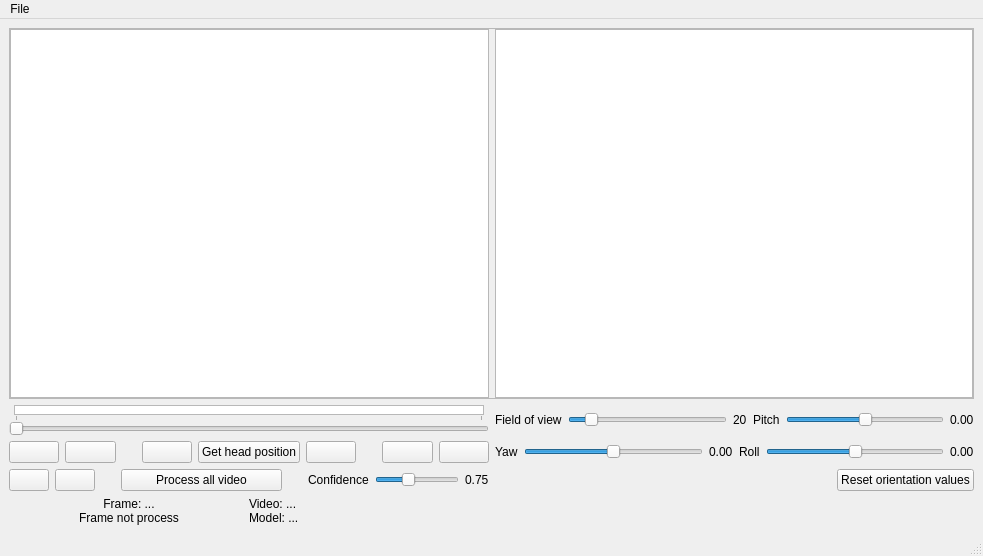
This is code/ui/main.ui in senecolas/IRC3D-head-compare as Qt 5 draws it before an edit. The edited form follows.
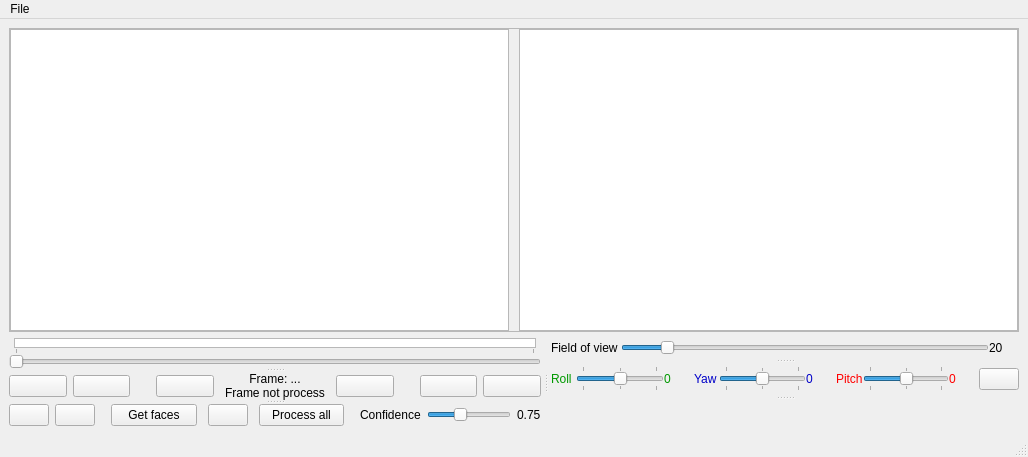
This is the edited form. Icons and pictures are not drawn.

Patch:
```diff
--- a/code/ui/main.ui
+++ b/code/ui/main.ui
@@ -6,14 +6,14 @@
    <rect>
     <x>0</x>
     <y>0</y>
-    <width>983</width>
-    <height>556</height>
+    <width>1028</width>
+    <height>457</height>
    </rect>
   </property>
   <property name="minimumSize">
    <size>
-    <width>800</width>
-    <height>350</height>
+    <width>1028</width>
+    <height>457</height>
    </size>
   </property>
   <property name="windowTitle">
@@ -21,147 +21,7 @@
   </property>
   <widget class="QWidget" name="MainWindows">
    <layout class="QGridLayout" name="gridLayout">
-    <item row="2" column="1">
-     <layout class="QHBoxLayout" name="horizontalLayout_3">
-      <item>
-       <widget class="QLabel" name="yawTitle">
-        <property name="text">
-         <string>Yaw</string>
-        </property>
-       </widget>
-      </item>
-      <item>
-       <widget class="QSlider" name="yawSlider">
-        <property name="minimum">
-         <number>-180</number>
-        </property>
-        <property name="maximum">
-         <number>180</number>
-        </property>
-        <property name="orientation">
-         <enum>Qt::Horizontal</enum>
-        </property>
-       </widget>
-      </item>
-      <item>
-       <widget class="QLabel" name="yawInfo">
-        <property name="sizePolicy">
-         <sizepolicy hsizetype="Fixed" vsizetype="Fixed">
-          <horstretch>0</horstretch>
-          <verstretch>0</verstretch>
-         </sizepolicy>
-        </property>
-        <property name="text">
-         <string>0.00</string>
-        </property>
-       </widget>
-      </item>
-      <item>
-       <widget class="QLabel" name="rollTitle">
-        <property name="text">
-         <string>Roll</string>
-        </property>
-       </widget>
-      </item>
-      <item>
-       <widget class="QSlider" name="rollSlider">
-        <property name="minimum">
-         <number>-180</number>
-        </property>
-        <property name="maximum">
-         <number>180</number>
-        </property>
-        <property name="orientation">
-         <enum>Qt::Horizontal</enum>
-        </property>
-       </widget>
-      </item>
-      <item>
-       <widget class="QLabel" name="rollInfo">
-        <property name="sizePolicy">
-         <sizepolicy hsizetype="Fixed" vsizetype="Fixed">
-          <horstretch>0</horstretch>
-          <verstretch>0</verstretch>
-         </sizepolicy>
-        </property>
-        <property name="text">
-         <string>0.00</string>
-        </property>
-       </widget>
-      </item>
-     </layout>
-    </item>
-    <item row="1" column="1">
-     <layout class="QHBoxLayout" name="topGLUtils">
-      <item>
-       <widget class="QLabel" name="fovyTitle">
-        <property name="text">
-         <string>Field of view</string>
-        </property>
-       </widget>
-      </item>
-      <item>
-       <widget class="QSlider" name="fovySlider">
-        <property name="minimum">
-         <number>0</number>
-        </property>
-        <property name="maximum">
-         <number>180</number>
-        </property>
-        <property name="value">
-         <number>20</number>
-        </property>
-        <property name="orientation">
-         <enum>Qt::Horizontal</enum>
-        </property>
-        <property name="tickInterval">
-         <number>1</number>
-        </property>
-       </widget>
-      </item>
-      <item>
-       <widget class="QLabel" name="fovyInfo">
-        <property name="text">
-         <string>20</string>
-        </property>
-       </widget>
-      </item>
-      <item>
-       <widget class="QLabel" name="pitchTitle">
-        <property name="text">
-         <string>Pitch</string>
-        </property>
-       </widget>
-      </item>
-      <item>
-       <widget class="QSlider" name="pitchSlider">
-        <property name="minimum">
-         <number>-180</number>
-        </property>
-        <property name="maximum">
-         <number>180</number>
-        </property>
-        <property name="orientation">
-         <enum>Qt::Horizontal</enum>
-        </property>
-       </widget>
-      </item>
-      <item>
-       <widget class="QLabel" name="pitchInfo">
-        <property name="sizePolicy">
-         <sizepolicy hsizetype="Fixed" vsizetype="Fixed">
-          <horstretch>0</horstretch>
-          <verstretch>0</verstretch>
-         </sizepolicy>
-        </property>
-        <property name="text">
-         <string>0.00</string>
-        </property>
-       </widget>
-      </item>
-     </layout>
-    </item>
-    <item row="0" column="0" colspan="2">
+    <item row="0" column="0">
      <layout class="QGridLayout" name="gridViewerLayout">
       <property name="sizeConstraint">
        <enum>QLayout::SetDefaultConstraint</enum>
@@ -181,6 +41,9 @@
          <number>0</number>
         </property>
         <layout class="QHBoxLayout" name="horizontalLayout">
+         <property name="spacing">
+          <number>10</number>
+         </property>
          <property name="leftMargin">
           <number>0</number>
          </property>
@@ -270,6 +133,30 @@
      </layout>
     </item>
     <item row="1" column="0">
+     <widget class="QSplitter" name="BOTTOM">
+      <property name="orientation">
+       <enum>Qt::Horizontal</enum>
+      </property>
+      <property name="opaqueResize">
+       <bool>false</bool>
+      </property>
+      <property name="handleWidth">
+       <number>10</number>
+      </property>
+      <property name="childrenCollapsible">
+       <bool>true</bool>
+      </property>
+      <widget class="QSplitter" name="LEFT">
+       <property name="sizePolicy">
+        <sizepolicy hsizetype="Expanding" vsizetype="Minimum">
+         <horstretch>50</horstretch>
+         <verstretch>100</verstretch>
+        </sizepolicy>
+       </property>
+       <property name="orientation">
+        <enum>Qt::Vertical</enum>
+       </property>
+       <widget class="QWidget" name="layoutWidget">
      <layout class="QVBoxLayout" name="verticalLayout_3">
       <property name="spacing">
        <number>0</number>
@@ -298,7 +185,7 @@
         <item>
          <widget class="QTableWidget" name="videoProcessTable">
           <property name="sizePolicy">
-           <sizepolicy hsizetype="Minimum" vsizetype="Minimum">
+              <sizepolicy hsizetype="Expanding" vsizetype="Minimum">
             <horstretch>0</horstretch>
             <verstretch>0</verstretch>
            </sizepolicy>
@@ -435,8 +322,8 @@
        </widget>
       </item>
      </layout>
-    </item>
-    <item row="2" column="0">
+       </widget>
+       <widget class="QWidget" name="layoutWidget">
      <layout class="QHBoxLayout" name="topButtons">
       <property name="spacing">
        <number>6</number>
@@ -503,17 +390,52 @@
        </widget>
       </item>
       <item>
-       <widget class="QPushButton" name="headPosition_PB">
+          <layout class="QVBoxLayout" name="verticalLayout_2">
+           <property name="spacing">
+            <number>0</number>
+           </property>
+           <item>
+            <widget class="QLabel" name="frameInfo">
         <property name="sizePolicy">
-         <sizepolicy hsizetype="Minimum" vsizetype="Fixed">
+              <sizepolicy hsizetype="Ignored" vsizetype="Minimum">
           <horstretch>0</horstretch>
           <verstretch>0</verstretch>
          </sizepolicy>
         </property>
         <property name="text">
-         <string>Get head position</string>
-        </property>
-       </widget>
+              <string>Frame: ...</string>
+             </property>
+             <property name="alignment">
+              <set>Qt::AlignCenter</set>
+             </property>
+            </widget>
+           </item>
+           <item>
+            <widget class="QLabel" name="facesInfo">
+             <property name="enabled">
+              <bool>true</bool>
+             </property>
+             <property name="sizePolicy">
+              <sizepolicy hsizetype="Fixed" vsizetype="Minimum">
+               <horstretch>0</horstretch>
+               <verstretch>0</verstretch>
+              </sizepolicy>
+             </property>
+             <property name="minimumSize">
+              <size>
+               <width>110</width>
+               <height>0</height>
+              </size>
+             </property>
+             <property name="text">
+              <string>Frame not process</string>
+             </property>
+             <property name="alignment">
+              <set>Qt::AlignCenter</set>
+             </property>
+            </widget>
+           </item>
+          </layout>
       </item>
       <item>
        <widget class="QPushButton" name="pause_PB">
@@ -561,6 +483,12 @@
       </item>
       <item>
        <widget class="QPushButton" name="next10Frame_PB">
+           <property name="sizePolicy">
+            <sizepolicy hsizetype="Minimum" vsizetype="Fixed">
+             <horstretch>0</horstretch>
+             <verstretch>0</verstretch>
+            </sizepolicy>
+           </property>
         <property name="text">
          <string/>
         </property>
@@ -571,8 +499,8 @@
        </widget>
       </item>
      </layout>
-    </item>
-    <item row="3" column="0">
+       </widget>
+       <widget class="QWidget" name="layoutWidget">
      <layout class="QHBoxLayout" name="bottomButtons">
       <item>
        <widget class="QPushButton" name="square_BT">
@@ -614,11 +542,73 @@
          <enum>Qt::Horizontal</enum>
         </property>
         <property name="sizeType">
-         <enum>QSizePolicy::Fixed</enum>
+            <enum>QSizePolicy::Minimum</enum>
         </property>
         <property name="sizeHint" stdset="0">
          <size>
-          <width>20</width>
+             <width>10</width>
+             <height>20</height>
+            </size>
+           </property>
+          </spacer>
+         </item>
+         <item>
+          <widget class="QPushButton" name="headPosition_PB">
+           <property name="sizePolicy">
+            <sizepolicy hsizetype="Expanding" vsizetype="Fixed">
+             <horstretch>0</horstretch>
+             <verstretch>0</verstretch>
+            </sizepolicy>
+           </property>
+           <property name="text">
+            <string>Get faces</string>
+           </property>
+          </widget>
+         </item>
+         <item>
+          <spacer name="horizontalSpacer_8">
+           <property name="orientation">
+            <enum>Qt::Horizontal</enum>
+           </property>
+           <property name="sizeType">
+            <enum>QSizePolicy::Minimum</enum>
+           </property>
+           <property name="sizeHint" stdset="0">
+            <size>
+             <width>5</width>
+             <height>20</height>
+            </size>
+           </property>
+          </spacer>
+         </item>
+         <item>
+          <widget class="QPushButton" name="screenshot_PB">
+           <property name="sizePolicy">
+            <sizepolicy hsizetype="Fixed" vsizetype="Fixed">
+             <horstretch>0</horstretch>
+             <verstretch>0</verstretch>
+            </sizepolicy>
+           </property>
+           <property name="text">
+            <string/>
+           </property>
+           <property name="icon">
+            <iconset resource="icons.qrc">
+             <normaloff>:/icons/images/photo.png</normaloff>:/icons/images/photo.png</iconset>
+           </property>
+          </widget>
+         </item>
+         <item>
+          <spacer name="horizontalSpacer_7">
+           <property name="orientation">
+            <enum>Qt::Horizontal</enum>
+           </property>
+           <property name="sizeType">
+            <enum>QSizePolicy::Minimum</enum>
+           </property>
+           <property name="sizeHint" stdset="0">
+            <size>
+             <width>5</width>
           <height>20</height>
          </size>
         </property>
@@ -633,7 +623,7 @@
          </sizepolicy>
         </property>
         <property name="text">
-         <string>Process all video</string>
+            <string>Process all</string>
         </property>
        </widget>
       </item>
@@ -643,11 +633,11 @@
          <enum>Qt::Horizontal</enum>
         </property>
         <property name="sizeType">
-         <enum>QSizePolicy::Fixed</enum>
+            <enum>QSizePolicy::Minimum</enum>
         </property>
         <property name="sizeHint" stdset="0">
          <size>
-          <width>20</width>
+             <width>10</width>
           <height>20</height>
          </size>
         </property>
@@ -657,6 +647,12 @@
        <layout class="QHBoxLayout" name="confidenceLayout">
         <item>
          <widget class="QLabel" name="confidenceTitle">
+             <property name="sizePolicy">
+              <sizepolicy hsizetype="Fixed" vsizetype="Preferred">
+               <horstretch>0</horstretch>
+               <verstretch>0</verstretch>
+              </sizepolicy>
+             </property>
           <property name="text">
            <string>Confidence</string>
           </property>
@@ -665,7 +661,7 @@
         <item>
          <widget class="QSlider" name="confidenceSlider">
           <property name="sizePolicy">
-           <sizepolicy hsizetype="Fixed" vsizetype="Fixed">
+              <sizepolicy hsizetype="Minimum" vsizetype="Fixed">
             <horstretch>0</horstretch>
             <verstretch>0</verstretch>
            </sizepolicy>
@@ -709,111 +705,384 @@
        </layout>
       </item>
      </layout>
-    </item>
-    <item row="4" column="0">
-     <layout class="QHBoxLayout" name="Info">
+       </widget>
+      </widget>
+      <widget class="QSplitter" name="RIGHT">
+       <property name="sizePolicy">
+        <sizepolicy hsizetype="Expanding" vsizetype="Minimum">
+         <horstretch>50</horstretch>
+         <verstretch>100</verstretch>
+        </sizepolicy>
+       </property>
+       <property name="orientation">
+        <enum>Qt::Vertical</enum>
+       </property>
+       <property name="handleWidth">
+        <number>5</number>
+       </property>
+       <widget class="QWidget" name="layoutWidget">
+        <layout class="QHBoxLayout" name="topGLUtils">
+         <item>
+          <layout class="QHBoxLayout" name="horizontalLayout_4">
       <property name="spacing">
        <number>0</number>
       </property>
-      <item>
-       <layout class="QVBoxLayout" name="verticalLayout_2">
-        <item>
-         <widget class="QLabel" name="frameInfo">
-          <property name="sizePolicy">
-           <sizepolicy hsizetype="Expanding" vsizetype="Minimum">
-            <horstretch>0</horstretch>
-            <verstretch>0</verstretch>
-           </sizepolicy>
-          </property>
-          <property name="text">
-           <string>Frame: ...</string>
-          </property>
-          <property name="alignment">
-           <set>Qt::AlignCenter</set>
-          </property>
-         </widget>
-        </item>
-        <item>
-         <widget class="QLabel" name="facesInfo">
-          <property name="sizePolicy">
-           <sizepolicy hsizetype="Expanding" vsizetype="Minimum">
-            <horstretch>0</horstretch>
-            <verstretch>0</verstretch>
-           </sizepolicy>
-          </property>
-          <property name="text">
-           <string>Frame not process</string>
-          </property>
-          <property name="alignment">
-           <set>Qt::AlignCenter</set>
-          </property>
-         </widget>
-        </item>
-       </layout>
-      </item>
-      <item>
-       <layout class="QVBoxLayout" name="verticalLayout" stretch="0,0">
         <property name="sizeConstraint">
-         <enum>QLayout::SetDefaultConstraint</enum>
+            <enum>QLayout::SetMinimumSize</enum>
         </property>
         <item>
-         <widget class="QLabel" name="videoInfo">
+            <widget class="QLabel" name="fovyTitle">
           <property name="sizePolicy">
-           <sizepolicy hsizetype="Expanding" vsizetype="Minimum">
+              <sizepolicy hsizetype="Fixed" vsizetype="Preferred">
             <horstretch>0</horstretch>
             <verstretch>0</verstretch>
            </sizepolicy>
           </property>
+             <property name="minimumSize">
+              <size>
+               <width>70</width>
+               <height>0</height>
+              </size>
+             </property>
           <property name="text">
-           <string>Video: ...</string>
-          </property>
-          <property name="textFormat">
-           <enum>Qt::AutoText</enum>
-          </property>
-          <property name="scaledContents">
-           <bool>false</bool>
-          </property>
-          <property name="wordWrap">
-           <bool>true</bool>
-          </property>
-          <property name="openExternalLinks">
-           <bool>false</bool>
-          </property>
+              <string>Field of view</string>
+             </property>
+            </widget>
+           </item>
+           <item>
+            <widget class="QSlider" name="fovySlider">
+             <property name="sizePolicy">
+              <sizepolicy hsizetype="Expanding" vsizetype="Fixed">
+               <horstretch>0</horstretch>
+               <verstretch>0</verstretch>
+              </sizepolicy>
+             </property>
+             <property name="minimum">
+              <number>0</number>
+             </property>
+             <property name="maximum">
+              <number>180</number>
+             </property>
+             <property name="value">
+              <number>20</number>
+             </property>
+             <property name="orientation">
+              <enum>Qt::Horizontal</enum>
+             </property>
+             <property name="tickPosition">
+              <enum>QSlider::NoTicks</enum>
+             </property>
+             <property name="tickInterval">
+              <number>45</number>
+             </property>
          </widget>
         </item>
         <item>
-         <widget class="QLabel" name="modelInfo">
+            <widget class="QLabel" name="fovyInfo">
           <property name="sizePolicy">
-           <sizepolicy hsizetype="Expanding" vsizetype="Minimum">
+              <sizepolicy hsizetype="Fixed" vsizetype="Preferred">
             <horstretch>0</horstretch>
             <verstretch>0</verstretch>
            </sizepolicy>
           </property>
+             <property name="minimumSize">
+              <size>
+               <width>30</width>
+               <height>0</height>
+              </size>
+             </property>
           <property name="text">
-           <string>Model: ...</string>
-          </property>
-          <property name="textFormat">
-           <enum>Qt::AutoText</enum>
-          </property>
-          <property name="scaledContents">
-           <bool>false</bool>
-          </property>
-          <property name="wordWrap">
-           <bool>true</bool>
-          </property>
-          <property name="openExternalLinks">
-           <bool>false</bool>
-          </property>
-         </widget>
-        </item>
-       </layout>
-      </item>
-     </layout>
-    </item>
-    <item row="3" column="1">
+              <string>20</string>
+             </property>
+             <property name="alignment">
+              <set>Qt::AlignLeading|Qt::AlignLeft|Qt::AlignVCenter</set>
+             </property>
+             <property name="margin">
+              <number>5</number>
+             </property>
+            </widget>
+           </item>
+          </layout>
+         </item>
+        </layout>
+       </widget>
+       <widget class="QWidget" name="layoutWidget">
+        <layout class="QHBoxLayout" name="horizontalLayout_3">
+         <property name="spacing">
+          <number>0</number>
+         </property>
+         <item>
+          <layout class="QHBoxLayout" name="horizontalLayout_8">
+           <item>
+            <widget class="QLabel" name="rollTitle">
+             <property name="sizePolicy">
+              <sizepolicy hsizetype="Fixed" vsizetype="Preferred">
+               <horstretch>0</horstretch>
+               <verstretch>0</verstretch>
+              </sizepolicy>
+             </property>
+             <property name="minimumSize">
+              <size>
+               <width>25</width>
+               <height>0</height>
+              </size>
+             </property>
+             <property name="styleSheet">
+              <string notr="true">color: rgb(0, 153, 0)</string>
+             </property>
+             <property name="text">
+              <string>Roll</string>
+             </property>
+            </widget>
+           </item>
+           <item>
+            <widget class="QSlider" name="rollSlider">
+             <property name="sizePolicy">
+              <sizepolicy hsizetype="Minimum" vsizetype="Fixed">
+               <horstretch>0</horstretch>
+               <verstretch>0</verstretch>
+              </sizepolicy>
+             </property>
+             <property name="minimum">
+              <number>-180</number>
+             </property>
+             <property name="maximum">
+              <number>180</number>
+             </property>
+             <property name="orientation">
+              <enum>Qt::Horizontal</enum>
+             </property>
+             <property name="tickPosition">
+              <enum>QSlider::TicksBothSides</enum>
+             </property>
+             <property name="tickInterval">
+              <number>180</number>
+             </property>
+            </widget>
+           </item>
+           <item>
+            <widget class="QLabel" name="rollInfo">
+             <property name="sizePolicy">
+              <sizepolicy hsizetype="Fixed" vsizetype="Fixed">
+               <horstretch>0</horstretch>
+               <verstretch>0</verstretch>
+              </sizepolicy>
+             </property>
+             <property name="minimumSize">
+              <size>
+               <width>30</width>
+               <height>0</height>
+              </size>
+             </property>
+             <property name="styleSheet">
+              <string notr="true">color: rgb(0, 153, 0)</string>
+             </property>
+             <property name="text">
+              <string>0</string>
+             </property>
+             <property name="alignment">
+              <set>Qt::AlignLeading|Qt::AlignLeft|Qt::AlignVCenter</set>
+             </property>
+             <property name="margin">
+              <number>5</number>
+             </property>
+            </widget>
+           </item>
+          </layout>
+         </item>
+         <item>
+          <layout class="QHBoxLayout" name="horizontalLayout_7">
+           <item>
+            <widget class="QLabel" name="yawTitle">
+             <property name="sizePolicy">
+              <sizepolicy hsizetype="Fixed" vsizetype="Preferred">
+               <horstretch>0</horstretch>
+               <verstretch>0</verstretch>
+              </sizepolicy>
+             </property>
+             <property name="minimumSize">
+              <size>
+               <width>25</width>
+               <height>0</height>
+              </size>
+             </property>
+             <property name="styleSheet">
+              <string notr="true">color: rgb(0, 0, 200)</string>
+             </property>
+             <property name="text">
+              <string>Yaw</string>
+             </property>
+            </widget>
+           </item>
+           <item>
+            <widget class="QSlider" name="yawSlider">
+             <property name="sizePolicy">
+              <sizepolicy hsizetype="Minimum" vsizetype="Fixed">
+               <horstretch>0</horstretch>
+               <verstretch>0</verstretch>
+              </sizepolicy>
+             </property>
+             <property name="minimum">
+              <number>-180</number>
+             </property>
+             <property name="maximum">
+              <number>180</number>
+             </property>
+             <property name="orientation">
+              <enum>Qt::Horizontal</enum>
+             </property>
+             <property name="tickPosition">
+              <enum>QSlider::TicksBothSides</enum>
+             </property>
+             <property name="tickInterval">
+              <number>180</number>
+             </property>
+            </widget>
+           </item>
+           <item>
+            <widget class="QLabel" name="yawInfo">
+             <property name="sizePolicy">
+              <sizepolicy hsizetype="Fixed" vsizetype="Fixed">
+               <horstretch>0</horstretch>
+               <verstretch>0</verstretch>
+              </sizepolicy>
+             </property>
+             <property name="minimumSize">
+              <size>
+               <width>30</width>
+               <height>0</height>
+              </size>
+             </property>
+             <property name="styleSheet">
+              <string notr="true">color: rgb(0, 0, 200)</string>
+             </property>
+             <property name="text">
+              <string>0</string>
+             </property>
+             <property name="alignment">
+              <set>Qt::AlignLeading|Qt::AlignLeft|Qt::AlignVCenter</set>
+             </property>
+             <property name="margin">
+              <number>5</number>
+             </property>
+            </widget>
+           </item>
+          </layout>
+         </item>
+         <item>
+          <layout class="QHBoxLayout" name="horizontalLayout_6">
+           <item>
+            <widget class="QLabel" name="pitchTitle">
+             <property name="sizePolicy">
+              <sizepolicy hsizetype="Fixed" vsizetype="Preferred">
+               <horstretch>0</horstretch>
+               <verstretch>0</verstretch>
+              </sizepolicy>
+             </property>
+             <property name="minimumSize">
+              <size>
+               <width>25</width>
+               <height>0</height>
+              </size>
+             </property>
+             <property name="styleSheet">
+              <string notr="true">color: rgb(255, 0, 0)</string>
+             </property>
+             <property name="text">
+              <string>Pitch</string>
+             </property>
+            </widget>
+           </item>
+           <item>
+            <widget class="QSlider" name="pitchSlider">
+             <property name="sizePolicy">
+              <sizepolicy hsizetype="Minimum" vsizetype="Fixed">
+               <horstretch>0</horstretch>
+               <verstretch>0</verstretch>
+              </sizepolicy>
+             </property>
+             <property name="minimum">
+              <number>-180</number>
+             </property>
+             <property name="maximum">
+              <number>180</number>
+             </property>
+             <property name="orientation">
+              <enum>Qt::Horizontal</enum>
+             </property>
+             <property name="tickPosition">
+              <enum>QSlider::TicksBothSides</enum>
+             </property>
+             <property name="tickInterval">
+              <number>180</number>
+             </property>
+            </widget>
+           </item>
+           <item>
+            <widget class="QLabel" name="pitchInfo">
+             <property name="sizePolicy">
+              <sizepolicy hsizetype="Fixed" vsizetype="Fixed">
+               <horstretch>0</horstretch>
+               <verstretch>0</verstretch>
+              </sizepolicy>
+             </property>
+             <property name="minimumSize">
+              <size>
+               <width>30</width>
+               <height>0</height>
+              </size>
+             </property>
+             <property name="styleSheet">
+              <string notr="true">color: rgb(255, 0, 0)</string>
+             </property>
+             <property name="text">
+              <string>0</string>
+             </property>
+             <property name="alignment">
+              <set>Qt::AlignLeading|Qt::AlignLeft|Qt::AlignVCenter</set>
+             </property>
+             <property name="margin">
+              <number>5</number>
+             </property>
+            </widget>
+           </item>
+          </layout>
+         </item>
+         <item>
+          <widget class="QPushButton" name="resetButton">
+           <property name="sizePolicy">
+            <sizepolicy hsizetype="Fixed" vsizetype="Fixed">
+             <horstretch>0</horstretch>
+             <verstretch>0</verstretch>
+            </sizepolicy>
+           </property>
+           <property name="text">
+            <string/>
+           </property>
+           <property name="icon">
+            <iconset resource="icons.qrc">
+             <normaloff>:/icons/images/refresh.png</normaloff>:/icons/images/refresh.png</iconset>
+           </property>
+           <property name="iconSize">
+            <size>
+             <width>10</width>
+             <height>10</height>
+            </size>
+           </property>
+          </widget>
+         </item>
+        </layout>
+       </widget>
+       <widget class="QWidget" name="layoutWidget">
      <layout class="QHBoxLayout" name="horizontalLayout_5">
+         <property name="spacing">
+          <number>0</number>
+         </property>
+         <property name="sizeConstraint">
+          <enum>QLayout::SetMinimumSize</enum>
+         </property>
       <item>
-       <spacer name="horizontalSpacer_7">
+          <spacer name="horizontalSpacer_9">
         <property name="orientation">
          <enum>Qt::Horizontal</enum>
         </property>
@@ -825,20 +1094,10 @@
         </property>
        </spacer>
       </item>
-      <item>
-       <widget class="QPushButton" name="resetButton">
-        <property name="sizePolicy">
-         <sizepolicy hsizetype="Maximum" vsizetype="Fixed">
-          <horstretch>10</horstretch>
-          <verstretch>0</verstretch>
-         </sizepolicy>
-        </property>
-        <property name="text">
-         <string>Reset orientation values</string>
-        </property>
-       </widget>
-      </item>
-     </layout>
+        </layout>
+       </widget>
+      </widget>
+     </widget>
     </item>
    </layout>
   </widget>
@@ -847,8 +1106,8 @@
     <rect>
      <x>0</x>
      <y>0</y>
-     <width>983</width>
-     <height>22</height>
+     <width>1028</width>
+     <height>21</height>
     </rect>
    </property>
    <widget class="QMenu" name="menuFile">
```
Lines whose indentation alone changed are shown as unchanged.
